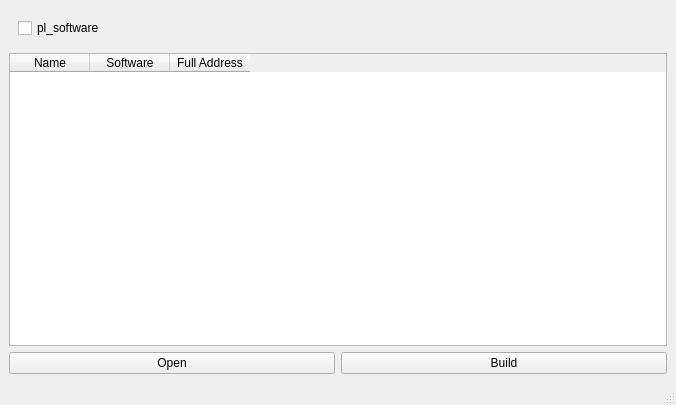
First picture: the form in manager/ui/qt/window.ui, repository Oreyato/Pipeline22, before the edit.
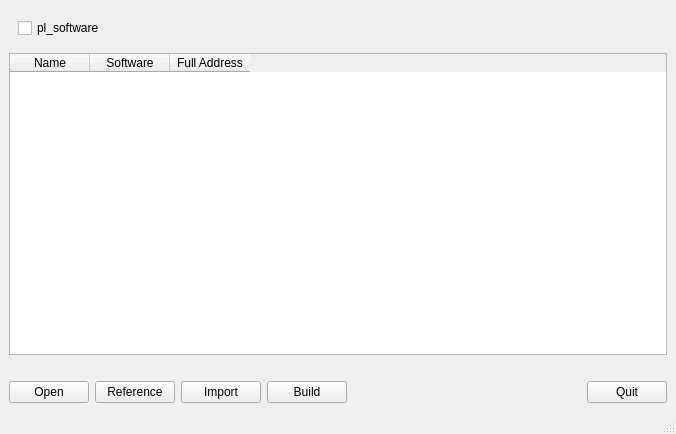
Second picture: the form after the edit.

Commit message: feat: dynamic buttons

```diff
--- a/manager/ui/qt/window.ui
+++ b/manager/ui/qt/window.ui
@@ -7,7 +7,7 @@
     <x>0</x>
     <y>0</y>
     <width>676</width>
-    <height>405</height>
+    <height>434</height>
    </rect>
   </property>
   <property name="windowTitle">
@@ -122,8 +122,27 @@
         </column>
        </widget>
       </item>
+      <item>
+       <spacer name="verticalSpacer">
+        <property name="orientation">
+         <enum>Qt::Vertical</enum>
+        </property>
+        <property name="sizeType">
+         <enum>QSizePolicy::Fixed</enum>
+        </property>
+        <property name="sizeHint" stdset="0">
+         <size>
+          <width>50</width>
+          <height>20</height>
+         </size>
+        </property>
+       </spacer>
+      </item>
       <item>
        <layout class="QHBoxLayout" name="horizontalLayout">
+        <property name="sizeConstraint">
+         <enum>QLayout::SetMinimumSize</enum>
+        </property>
         <item>
          <widget class="QPushButton" name="pb_open">
           <property name="text">
@@ -131,6 +150,20 @@
           </property>
          </widget>
         </item>
+        <item>
+         <widget class="QPushButton" name="pb_reference">
+          <property name="text">
+           <string>Reference</string>
+          </property>
+         </widget>
+        </item>
+        <item>
+         <widget class="QPushButton" name="pb_import">
+          <property name="text">
+           <string>Import</string>
+          </property>
+         </widget>
+        </item>
         <item>
          <widget class="QPushButton" name="pb_build">
           <property name="text">
@@ -138,6 +171,26 @@
           </property>
          </widget>
         </item>
+        <item>
+         <spacer name="horizontalSpacer_3">
+          <property name="orientation">
+           <enum>Qt::Horizontal</enum>
+          </property>
+          <property name="sizeHint" stdset="0">
+           <size>
+            <width>40</width>
+            <height>20</height>
+           </size>
+          </property>
+         </spacer>
+        </item>
+        <item>
+         <widget class="QPushButton" name="pb_quit">
+          <property name="text">
+           <string>Quit</string>
+          </property>
+         </widget>
+        </item>
        </layout>
       </item>
      </layout>
```
The commit also changes 7 other files.
